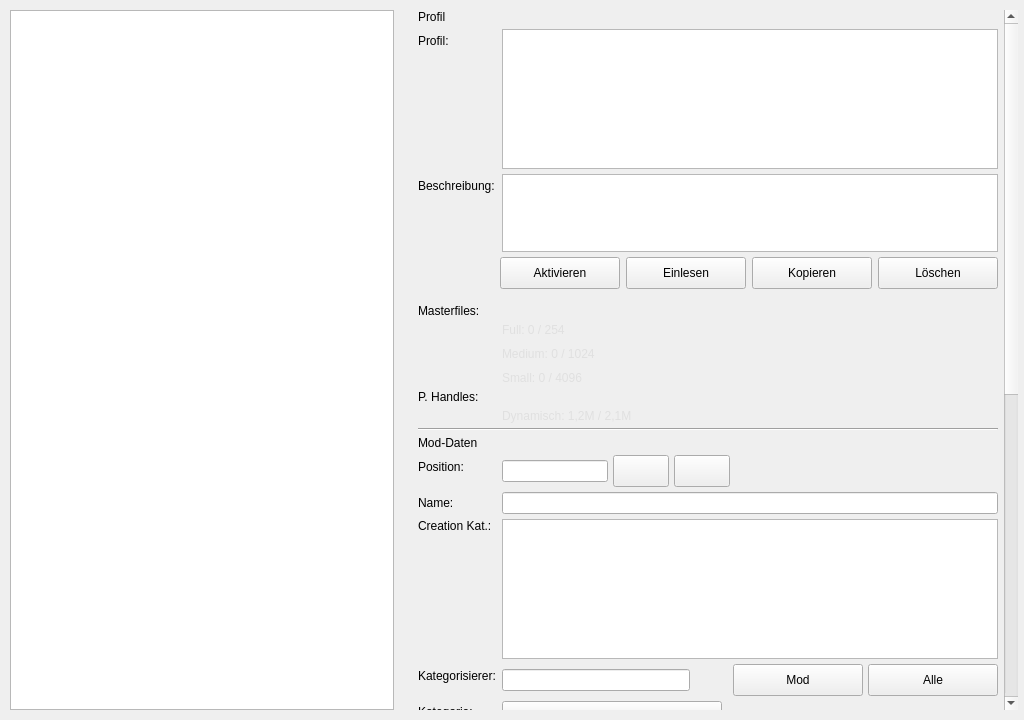
First picture: the form in Structure/Pages/Page_LoadOrder.ui, repository Looking4Git/Starfield_LOH, before the edit.
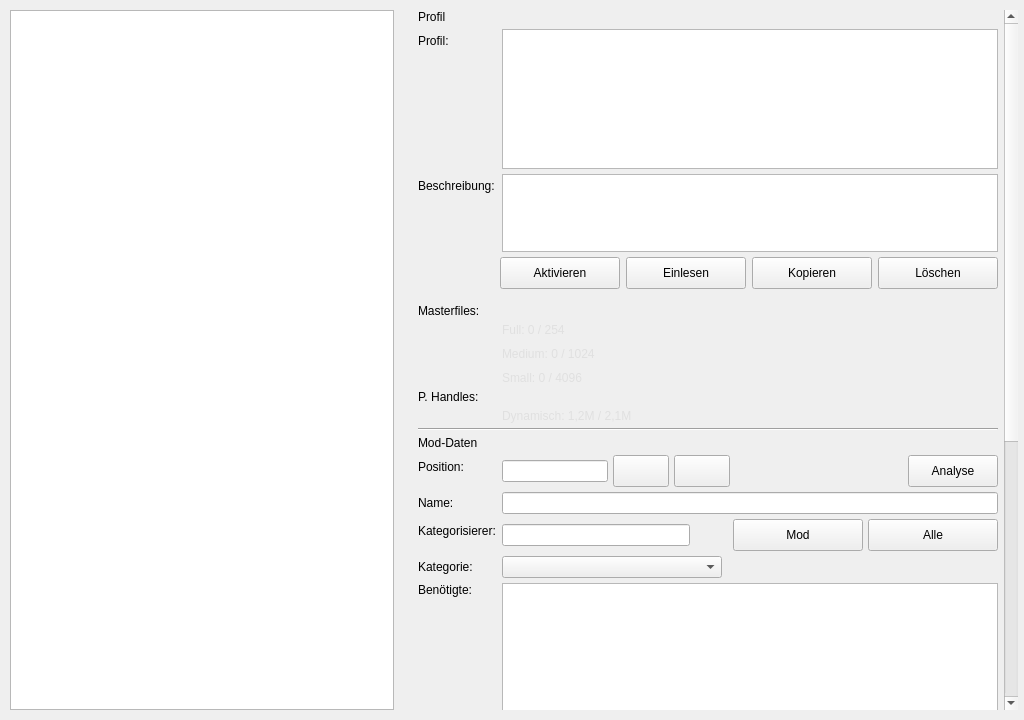
Second picture: the form after the edit. Icons and pictures are not drawn. Custom widgets are drawn as their Qt base class.

Patch:
```diff
--- a/Structure/Pages/Page_LoadOrder.ui
+++ b/Structure/Pages/Page_LoadOrder.ui
@@ -272,51 +272,33 @@
              </property>
             </spacer>
            </item>
-          </layout>
-         </item>
-         <item row="16" column="0">
-          <widget class="QLabel" name="lbl_creation_categories_label">
-           <property name="text">
-            <string>Creation Kat.:</string>
-           </property>
-           <property name="alignment">
-            <set>Qt::AlignmentFlag::AlignLeading|Qt::AlignmentFlag::AlignLeft|Qt::AlignmentFlag::AlignTop</set>
-           </property>
-           <property name="indent">
-            <number>0</number>
-           </property>
-          </widget>
-         </item>
-         <item row="16" column="1">
-          <widget class="QTreeView" name="tree_categories_creations">
-           <property name="sizePolicy">
-            <sizepolicy hsizetype="Expanding" vsizetype="Fixed">
-             <horstretch>0</horstretch>
-             <verstretch>0</verstretch>
-            </sizepolicy>
-           </property>
+           <item>
+            <widget class="QPushButton" name="btn_analysis">
            <property name="minimumSize">
             <size>
-             <width>220</width>
-             <height>140</height>
+               <width>90</width>
+               <height>32</height>
             </size>
            </property>
            <property name="maximumSize">
             <size>
-             <width>16777215</width>
-             <height>140</height>
-            </size>
-           </property>
-           <property name="editTriggers">
-            <set>QAbstractItemView::EditTrigger::NoEditTriggers</set>
-           </property>
-           <property name="indentation">
-            <number>0</number>
-           </property>
-           <property name="rootIsDecorated">
-            <bool>false</bool>
-           </property>
-          </widget>
+               <width>110</width>
+               <height>32</height>
+              </size>
+             </property>
+             <property name="toolTip">
+              <string>Mod-Analyse und Statistiken öffnen</string>
+             </property>
+             <property name="text">
+              <string>Analyse</string>
+             </property>
+             <property name="icon">
+              <iconset>
+               <normaloff>Graphics/Icon_Diagram.svg</normaloff>Graphics/Icon_Diagram.svg</iconset>
+             </property>
+            </widget>
+           </item>
+          </layout>
          </item>
          <item row="17" column="0">
           <widget class="QLabel" name="lbl_classifier_label">
```
Lines whose indentation alone changed are shown as unchanged.
